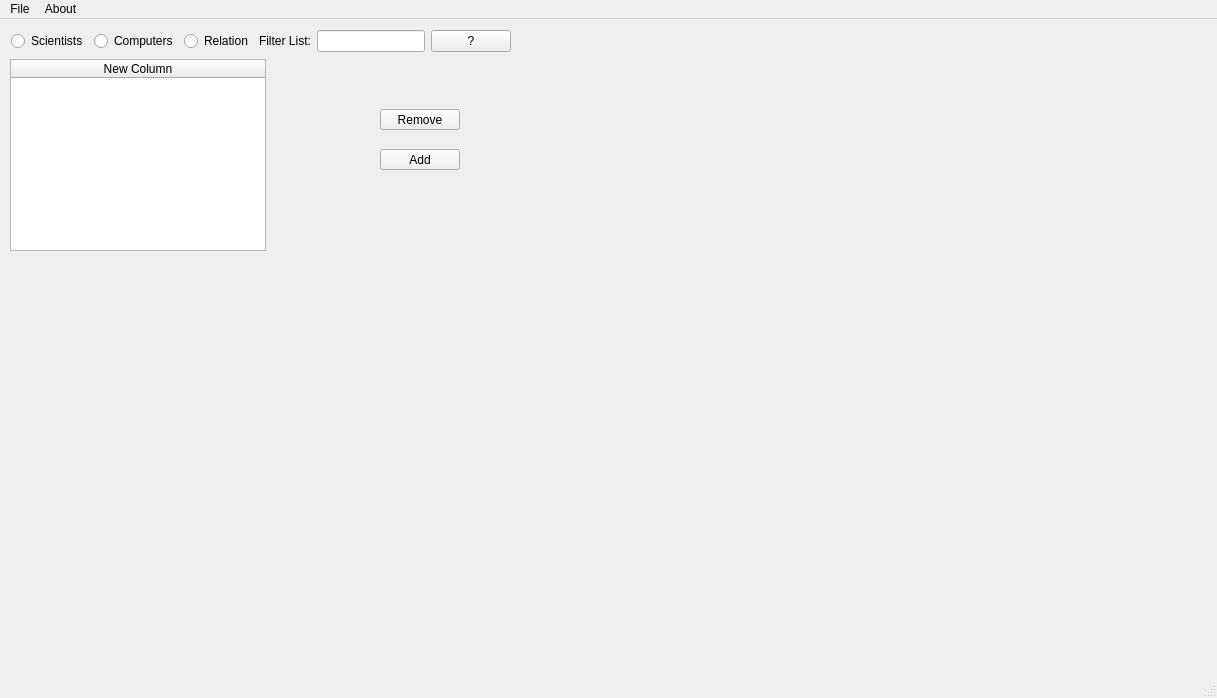
Qt form ui/mainwindow.ui (orriaxels/Hopur42) before a commit.
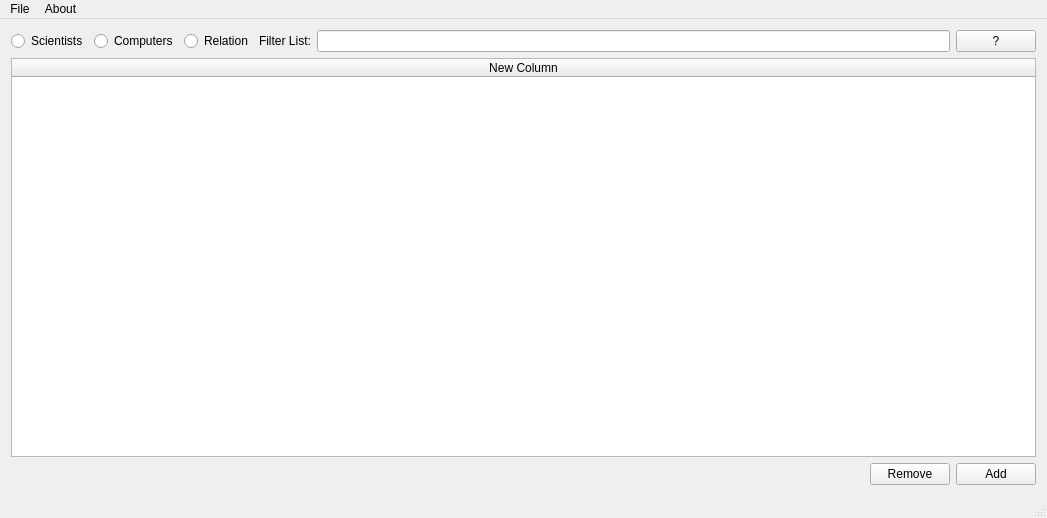
The same form after that commit. Icons and pictures are not drawn.

```diff
--- a/ui/mainwindow.ui
+++ b/ui/mainwindow.ui
@@ -6,41 +6,18 @@
    <rect>
     <x>0</x>
     <y>0</y>
-    <width>1217</width>
-    <height>698</height>
+    <width>1047</width>
+    <height>518</height>
    </rect>
   </property>
   <property name="windowTitle">
    <string>DatabaseViewer</string>
   </property>
   <widget class="QWidget" name="centralWidget">
-   <widget class="QPushButton" name="buttunRemove">
-    <property name="geometry">
-     <rect>
-      <x>380</x>
-      <y>90</y>
-      <width>80</width>
-      <height>21</height>
-     </rect>
-    </property>
-    <property name="text">
-     <string>Remove</string>
-    </property>
-   </widget>
-   <widget class="QPushButton" name="buttunAdd">
-    <property name="geometry">
-     <rect>
-      <x>380</x>
-      <y>130</y>
-      <width>80</width>
-      <height>21</height>
-     </rect>
-    </property>
-    <property name="text">
-     <string>Add</string>
-    </property>
-   </widget>
-   <widget class="QWidget" name="">
+   <layout class="QGridLayout" name="gridLayout">
+    <item row="0" column="0">
+     <layout class="QVBoxLayout" name="verticalLayout_2">
+      <item>
     <layout class="QHBoxLayout" name="horizontalLayout">
      <item>
       <widget class="QRadioButton" name="scientistRadioButton">
@@ -93,16 +70,11 @@
       </widget>
      </item>
     </layout>
-   </widget>
+      </item>
+      <item>
+       <layout class="QVBoxLayout" name="verticalLayout">
+        <item>
    <widget class="QTableWidget" name="mainTable">
-    <property name="geometry">
-     <rect>
-      <x>10</x>
-      <y>40</y>
-      <width>256</width>
-      <height>192</height>
-     </rect>
-    </property>
     <property name="editTriggers">
      <set>QAbstractItemView::NoEditTriggers</set>
     </property>
@@ -127,13 +99,56 @@
      </property>
     </column>
    </widget>
+        </item>
+        <item>
+         <layout class="QGridLayout" name="gridLayout_2" columnstretch="0,0,0">
+          <item row="0" column="0">
+           <spacer name="horizontalSpacer">
+            <property name="orientation">
+             <enum>Qt::Horizontal</enum>
+            </property>
+            <property name="sizeHint" stdset="0">
+             <size>
+              <width>40</width>
+              <height>20</height>
+             </size>
+            </property>
+           </spacer>
+          </item>
+          <item row="0" column="1">
+           <widget class="QPushButton" name="buttunRemove">
+            <property name="sizePolicy">
+             <sizepolicy hsizetype="Preferred" vsizetype="Fixed">
+              <horstretch>0</horstretch>
+              <verstretch>0</verstretch>
+             </sizepolicy>
+            </property>
+            <property name="text">
+             <string>Remove</string>
+            </property>
+           </widget>
+          </item>
+          <item row="0" column="2">
+           <widget class="QPushButton" name="buttunAdd">
+            <property name="text">
+             <string>Add</string>
+            </property>
+           </widget>
+          </item>
+         </layout>
+        </item>
+       </layout>
+      </item>
+     </layout>
+    </item>
+   </layout>
   </widget>
   <widget class="QMenuBar" name="menuBar">
    <property name="geometry">
     <rect>
      <x>0</x>
      <y>0</y>
-     <width>1217</width>
+     <width>1047</width>
      <height>20</height>
     </rect>
    </property>
```
Left out of the diff: 14 changed lines with no effect on the pictures. Lines whose indentation alone changed are shown as unchanged.
